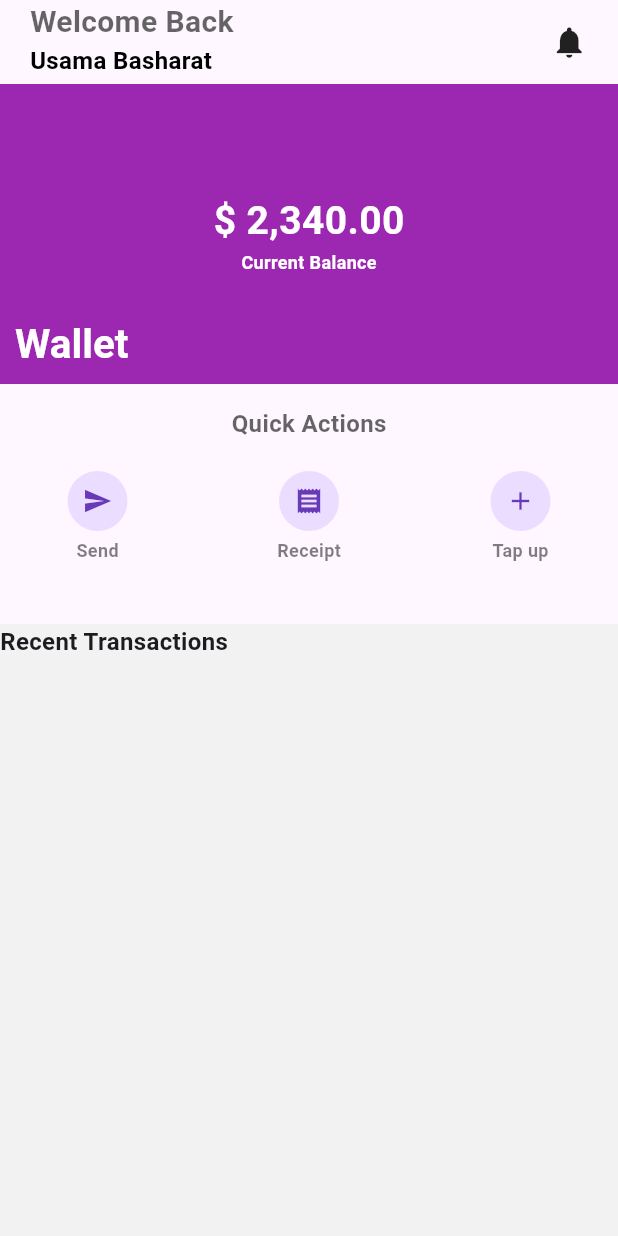
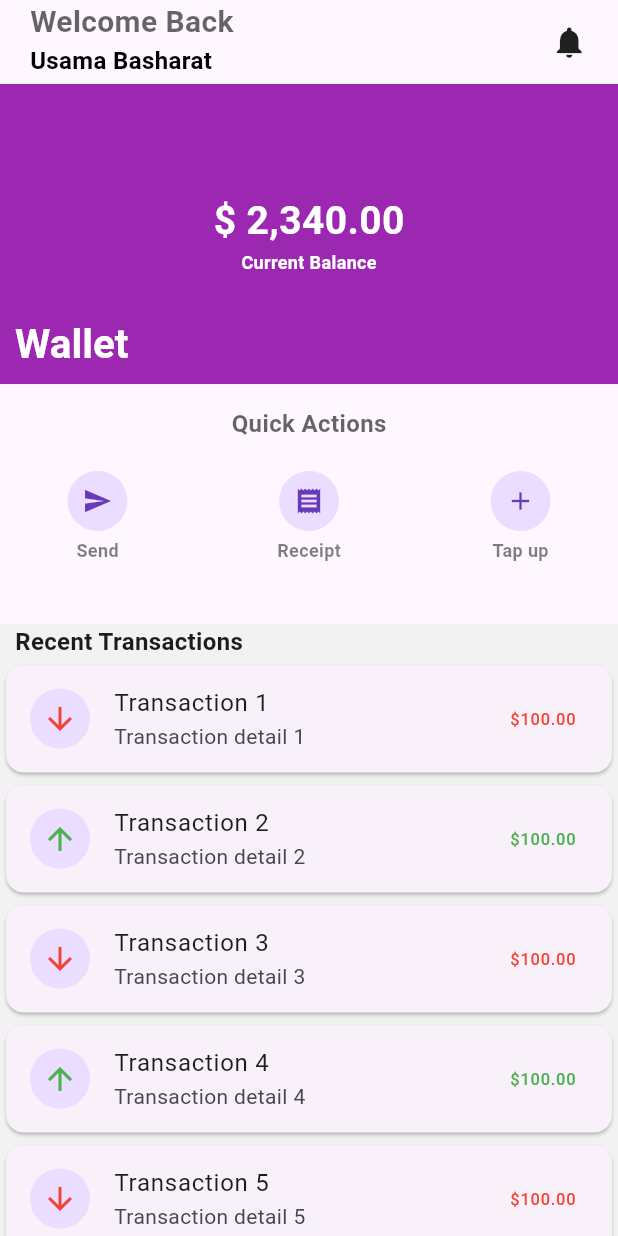
Before and after one commit to DevUsama007/slivers_in_flutter, a Flutter app: the screen it shows after launch, on a phone screen of 412 x 824 dp. Run offline on Flutter 3.47's test engine with Material 3 defaults, Android fonts, the light colour scheme and no system bars.

Commit message:
code added at 8:11 on 8 August

```diff
--- a/lib/homePage_sliver.dart
+++ b/lib/homePage_sliver.dart
@@ -155,11 +155,21 @@ class _HomepageSliverState extends State<HomepageSliver> {
             ),
           ),
           SliverToBoxAdapter(
-            child: Text(
-              "Recent Transactions",
-              style: TextStyle(fontWeight: FontWeight.bold, fontSize: 16),
+            child: Padding(
+              padding: const EdgeInsets.only(left: 10),
+              child: Text(
+                "Recent Transactions",
+                style: TextStyle(fontWeight: FontWeight.bold, fontSize: 16),
+              ),
             ),
           ),
+          SliverList(
+              delegate: SliverChildBuilderDelegate(
+            (context, index) {
+              return _transactionwidget(transaction: index + 1);
+            },
+            childCount: 20, // Number of transactions
+          )),
 
           SliverFillRemaining()
         ],
@@ -187,3 +197,25 @@ Widget _quickActionButton({
     ],
   );
 }
+
+Widget _transactionwidget({required int transaction}) {
+  return Card(
+    child: ListTile(
+      leading: transaction % 2 == 0
+          ? CircleAvatar(
+              child: Icon(
+                Icons.arrow_upward,
+                color: Colors.green,
+              ),
+            )
+          : CircleAvatar(
+              child: Icon(Icons.arrow_downward, color: Colors.red),
+            ),
+      title: Text("Transaction ${transaction.toString()}"),
+      subtitle: Text("Transaction detail ${transaction.toString()}"),
+      trailing: Text("\$100.00",
+          style: TextStyle(
+              color: transaction % 2 == 0 ? Colors.green : Colors.red)),
+    ),
+  );
+}
```
